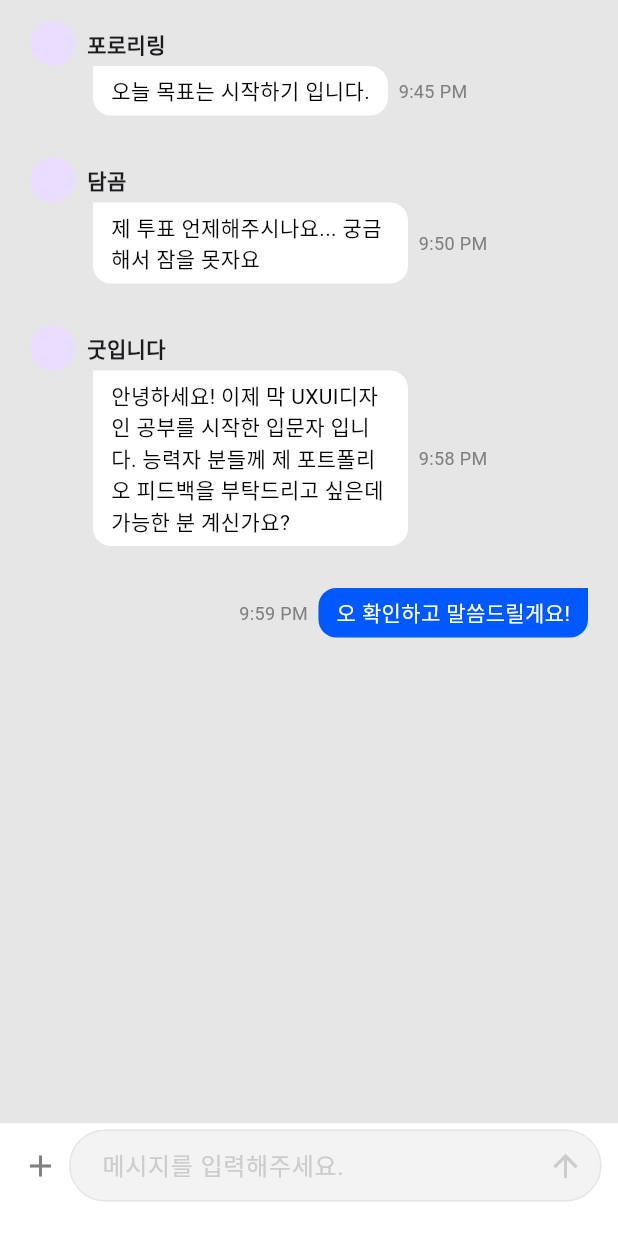
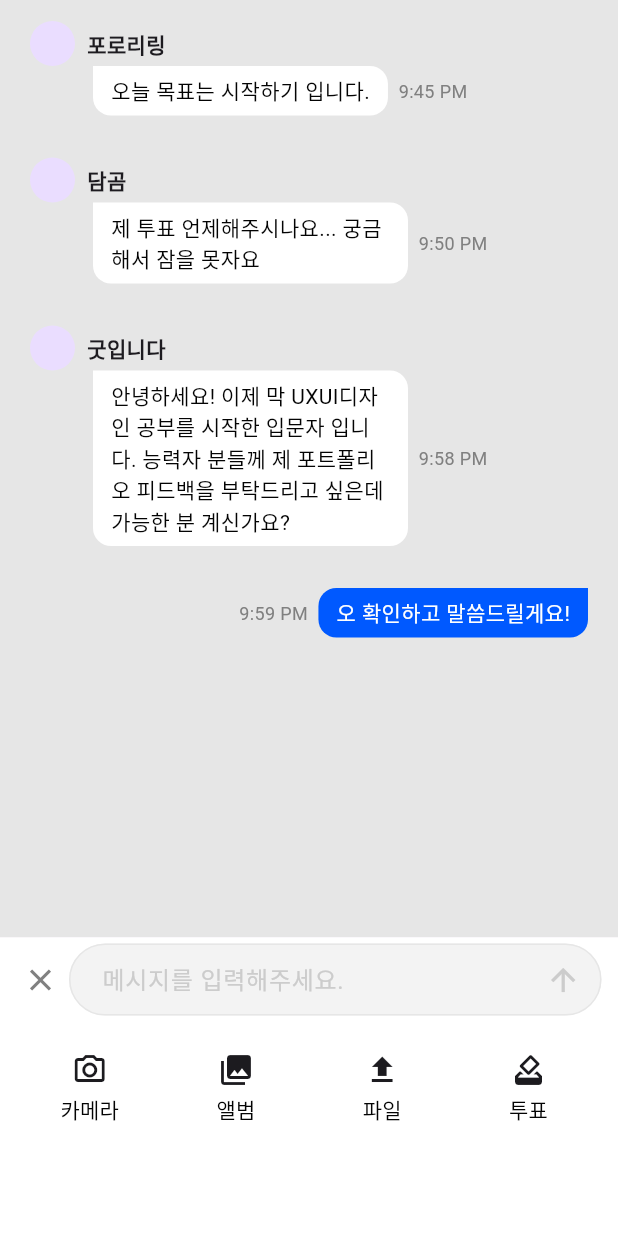
Before and after one commit to 9weeks-app-web/Team-6, a Flutter app: the ChattingTab widget shown alone on an empty page, opened directly, on a phone screen of 412 x 824 dp. Run offline on Flutter 3.47's test engine with Material 3 defaults, Android fonts, the light colour scheme and no system bars; our stand-ins replace dotted_border, equatable, file_picker, flutter_riverpod, flutter_svg, fluttertoast and 2 more; accounts and stored records are empty; Roboto replaces fonts that are missing (Pretendard).

Commit message:
Refactor: 클럽 페이지에서 상태 추가 #20

```diff
--- a/lib/view/pages/community_pages/detail_pages/detail_tabs/chatting_tab.dart
+++ b/lib/view/pages/community_pages/detail_pages/detail_tabs/chatting_tab.dart
@@ -4,16 +4,23 @@ import 'package:flutter_app/util/dummy_data/chatting_data.dart';
 import 'package:flutter_app/view/widgets/community_page_widgets/chat_view_widget.dart';
 import 'package:flutter_app/view/widgets/community_page_widgets/club_message_input_widget.dart';
 
-class ChattingTab extends StatelessWidget {
+class ChattingTab extends StatefulWidget {
   const ChattingTab({super.key});
 
   @override
+  State<ChattingTab> createState() => _ChattingTabState();
+}
+
+class _ChattingTabState extends State<ChattingTab> {
+  String myNickname = 'me';
+  bool isMenuOpend = true;
+
+  @override
   Widget build(BuildContext context) {
-    String myNickname = 'me';
     TextEditingController controller = TextEditingController();
-    bool isMenuOpend = false;
-    handleMenuOpend() {
+    void handleMenuOpend() {
       isMenuOpend = !isMenuOpend;
+      setState(() {});
     }
 
     return Column(
--- a/lib/view/widgets/community_page_widgets/club_message_input_widget.dart
+++ b/lib/view/widgets/community_page_widgets/club_message_input_widget.dart
@@ -2,7 +2,7 @@ import 'package:flutter/material.dart';
 import 'package:flutter_app/common.dart';
 import 'package:flutter_app/view/widgets/community_page_widgets/message_menu_widget.dart';
 
-class ClubMessageInputWidget extends StatelessWidget {
+class ClubMessageInputWidget extends StatefulWidget {
   const ClubMessageInputWidget({
     super.key,
     required this.controller,
@@ -12,12 +12,21 @@ class ClubMessageInputWidget extends StatelessWidget {
 
   final TextEditingController controller;
   final bool isMenuOpend;
-  final void handleMenu;
+  final void Function() handleMenu;
+
+  @override
+  State<ClubMessageInputWidget> createState() => _ClubMessageInputWidgetState();
+}
+
+class _ClubMessageInputWidgetState extends State<ClubMessageInputWidget> {
+  bool isActive = false;
 
   @override
   Widget build(BuildContext context) {
+    isActive = widget.controller.text.isNotEmpty;
+
     return Container(
-      height: isMenuOpend ? 199 : 75,
+      height: widget.isMenuOpend ? 199 : 75,
       padding: const EdgeInsets.only(
         top: 4,
         left: 11,
@@ -34,7 +43,12 @@ class ClubMessageInputWidget extends StatelessWidget {
               Padding(
                 padding: const EdgeInsets.only(left: 35),
                 child: TextField(
-                  controller: controller,
+                  controller: widget.controller,
+                  onChanged: (value) {
+                    setState(() {
+                      isActive = value.isNotEmpty;
+                    });
+                  },
                   onSubmitted: (value) {},
                   decoration: InputDecoration(
                     hintText: '메시지를 입력해주세요.',
@@ -42,16 +56,18 @@ class ClubMessageInputWidget extends StatelessWidget {
                       style: DesignStyle.Body,
                       color: DesignColor.Neutral.shade20,
                     ).textStyle,
-                    suffixIcon: CircleAvatar(
-                      radius: 15,
-                      backgroundColor: controller.text.isNotEmpty
-                          ? DesignColor.Primary
-                          : Colors.transparent,
-                      child: Icon(
-                        Icons.arrow_upward,
-                        color: controller.text.isNotEmpty
-                            ? Colors.white
-                            : DesignColor.Neutral.shade20,
+                    suffixIcon: Padding(
+                      padding: const EdgeInsets.only(right: 3),
+                      child: CircleAvatar(
+                        radius: 15,
+                        backgroundColor:
+                            isActive ? DesignColor.Primary : Colors.transparent,
+                        child: Icon(
+                          Icons.arrow_upward,
+                          color: isActive
+                              ? Colors.white
+                              : DesignColor.Neutral.shade20,
+                        ),
                       ),
                     ),
                     enabledBorder: OutlineInputBorder(
@@ -83,16 +99,16 @@ class ClubMessageInputWidget extends StatelessWidget {
                 top: 0,
                 bottom: 0,
                 child: GestureDetector(
-                  onTap: () => handleMenu,
+                  onTap: widget.handleMenu,
                   child: Icon(
-                    isMenuOpend ? Icons.close : Icons.add,
+                    widget.isMenuOpend ? Icons.close : Icons.add,
                     color: DesignColor.Neutral.shade50,
                   ),
                 ),
               ),
             ],
           ),
-          isMenuOpend ? const MessageMenuWidget() : Container(),
+          widget.isMenuOpend ? const MessageMenuWidget() : Container(),
         ],
       ),
     );
--- a/lib/view/widgets/community_page_widgets/message_menu_widget.dart
+++ b/lib/view/widgets/community_page_widgets/message_menu_widget.dart
@@ -58,7 +58,7 @@ class MenuItemWidget extends StatelessWidget {
             Icon(
               icon,
               size: 24,
-              color: Colors.black,
+              color: const Color(0xff1C1B1F),
             ),
             const SizedBox(height: 4),
             Text(
```
